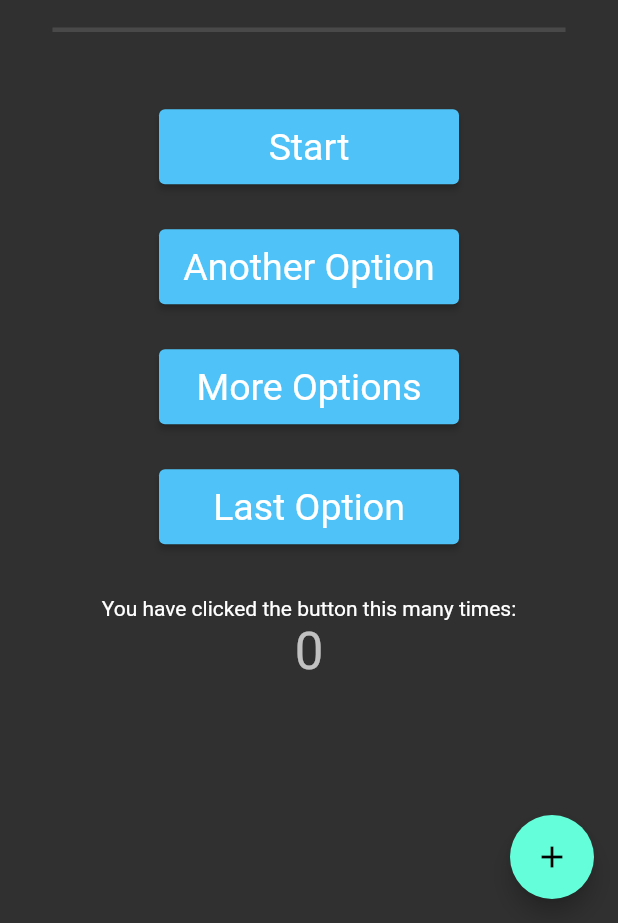
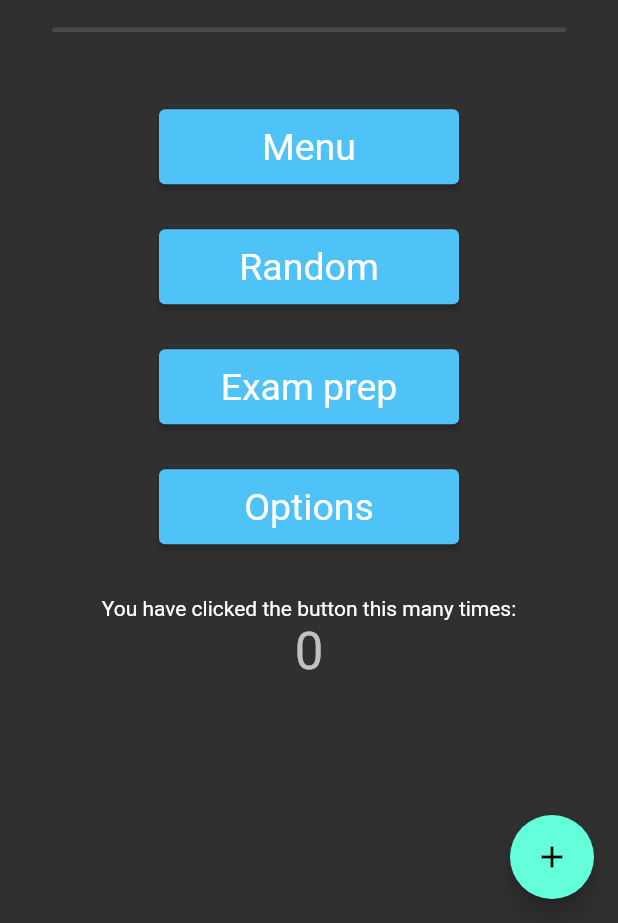
Before and after one commit to HenrikEide/python_problems, a Flutter app: the screen it shows after launch, on a phone screen of 412 x 824 dp, the part 313-1236 px from its top. Run offline on Flutter 3.47's test engine with Material 2 defaults, Android fonts, the phone set to English and light mode, and no system bars; our stand-ins replace shared_preferences.

```diff
--- a/lib/main.dart
+++ b/lib/main.dart
@@ -142,28 +142,28 @@ class _MyHomePageState extends State<MyHomePage> {
                   child: ElevatedButton(
                       style: mainButtonStyle,
                       onPressed: () {},
-                      child: const Text("Start")),
+                      child: const Text("Menu")),
                 ),
                 Container(
                   padding: mainButtonPadding,
                   child: ElevatedButton(
                       style: mainButtonStyle,
                       onPressed: () {},
-                      child: const Text("Another Option")),
+                      child: const Text("Random")),
                 ),
                 Container(
                   padding: mainButtonPadding,
                   child: ElevatedButton(
                       style: mainButtonStyle,
                       onPressed: () {},
-                      child: const Text("More Options")),
+                      child: const Text("Exam prep")),
                 ),
                 Container(
                   padding: mainButtonPadding,
                   child: ElevatedButton(
                       style: mainButtonStyle,
                       onPressed: () {},
-                      child: const Text("Last Option")),
+                      child: const Text("Options")),
                 ),
               ]
             ),
```
Also changed, not shown: lib/multchoice.dart (added, +27 -0 lines).
